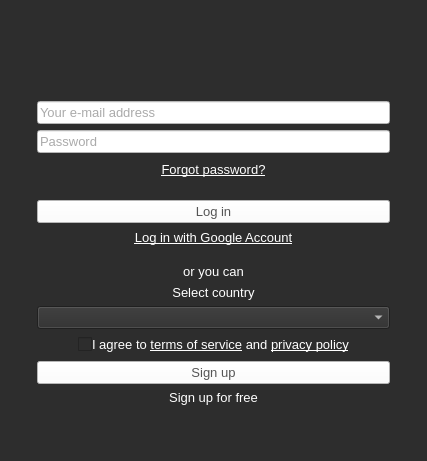
Before: the Qt Designer form src/ui/linux/TogglDesktop/loginwidget.ui in toggl-open-source/toggldesktop, drawn with Qt 5.
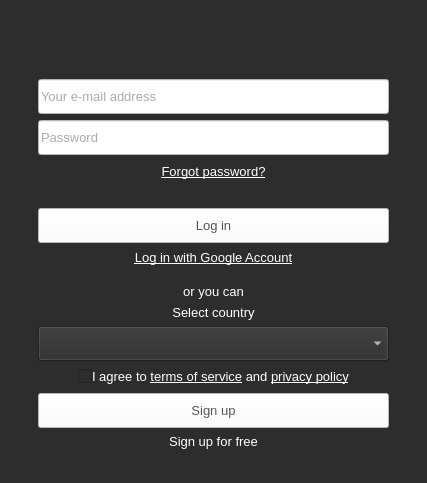
After: the same form once the commit is applied. Icons and pictures are not drawn.

Commit message: Update the login layout to keep widget height (linux)

Diff of the .ui file:
```diff
--- a/src/ui/linux/TogglDesktop/loginwidget.ui
+++ b/src/ui/linux/TogglDesktop/loginwidget.ui
@@ -7,7 +7,7 @@
     <x>0</x>
     <y>0</y>
     <width>427</width>
-    <height>461</height>
+    <height>483</height>
    </rect>
   </property>
   <property name="sizePolicy">
@@ -68,6 +68,18 @@
          <number>0</number>
         </property>
         <layout class="QVBoxLayout" name="verticalLayout_3">
+         <property name="leftMargin">
+          <number>0</number>
+         </property>
+         <property name="topMargin">
+          <number>0</number>
+         </property>
+         <property name="rightMargin">
+          <number>0</number>
+         </property>
+         <property name="bottomMargin">
+          <number>0</number>
+         </property>
          <item>
           <spacer name="verticalSpacer">
            <property name="orientation">
@@ -99,10 +111,16 @@
          </item>
          <item>
           <widget class="QLineEdit" name="email">
+           <property name="sizePolicy">
+            <sizepolicy hsizetype="Preferred" vsizetype="Fixed">
+             <horstretch>0</horstretch>
+             <verstretch>0</verstretch>
+            </sizepolicy>
+           </property>
            <property name="minimumSize">
             <size>
-             <width>320</width>
-             <height>0</height>
+             <width>220</width>
+             <height>35</height>
             </size>
            </property>
            <property name="autoFillBackground">
@@ -118,10 +136,16 @@
          </item>
          <item>
           <widget class="QLineEdit" name="password">
+           <property name="sizePolicy">
+            <sizepolicy hsizetype="Preferred" vsizetype="Fixed">
+             <horstretch>0</horstretch>
+             <verstretch>0</verstretch>
+            </sizepolicy>
+           </property>
            <property name="minimumSize">
             <size>
-             <width>320</width>
-             <height>0</height>
+             <width>220</width>
+             <height>35</height>
             </size>
            </property>
            <property name="autoFillBackground">
@@ -143,6 +167,12 @@
          </item>
          <item>
           <widget class="QWidget" name="loginWidget" native="true">
+           <property name="minimumSize">
+            <size>
+             <width>320</width>
+             <height>0</height>
+            </size>
+           </property>
            <layout class="QVBoxLayout" name="loginFram">
             <property name="spacing">
              <number>1</number>
@@ -170,7 +200,7 @@
                <bool>true</bool>
               </property>
               <property name="styleSheet">
-               <string notr="true">color:#fff;padding-bottom:18px;</string>
+               <string notr="true">color:#fff;padding-bottom:24px;</string>
               </property>
               <property name="text">
                <string>&lt;a href=&quot;https://www.toggl.com/forgot-password&quot;&gt;&lt;span style=&quot; text-decoration: underline; color:#fff;&quot;&gt;Forgot password?&lt;/span&gt;&lt;/a&gt;</string>
@@ -191,10 +221,16 @@
             </item>
             <item>
              <widget class="QPushButton" name="login">
+              <property name="sizePolicy">
+               <sizepolicy hsizetype="Preferred" vsizetype="Fixed">
+                <horstretch>0</horstretch>
+                <verstretch>0</verstretch>
+               </sizepolicy>
+              </property>
               <property name="minimumSize">
                <size>
-                <width>320</width>
-                <height>0</height>
+                <width>220</width>
+                <height>35</height>
                </size>
               </property>
               <property name="autoFillBackground">
@@ -283,8 +319,8 @@
              <widget class="QComboBox" name="countryComboBox">
               <property name="minimumSize">
                <size>
-                <width>353</width>
-                <height>0</height>
+                <width>220</width>
+                <height>35</height>
                </size>
               </property>
               <property name="styleSheet">
@@ -364,10 +400,16 @@
             </item>
             <item>
              <widget class="QPushButton" name="signup">
+              <property name="sizePolicy">
+               <sizepolicy hsizetype="Preferred" vsizetype="Fixed">
+                <horstretch>0</horstretch>
+                <verstretch>0</verstretch>
+               </sizepolicy>
+              </property>
               <property name="minimumSize">
                <size>
-                <width>320</width>
-                <height>0</height>
+                <width>220</width>
+                <height>35</height>
                </size>
               </property>
               <property name="autoFillBackground">
```
